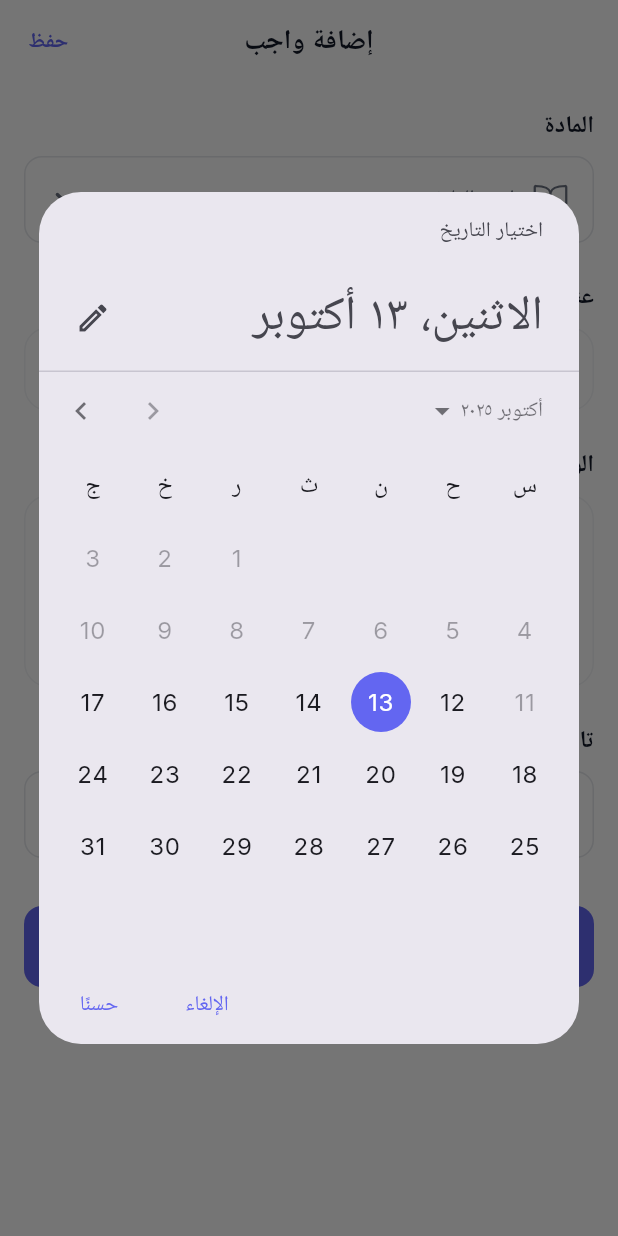
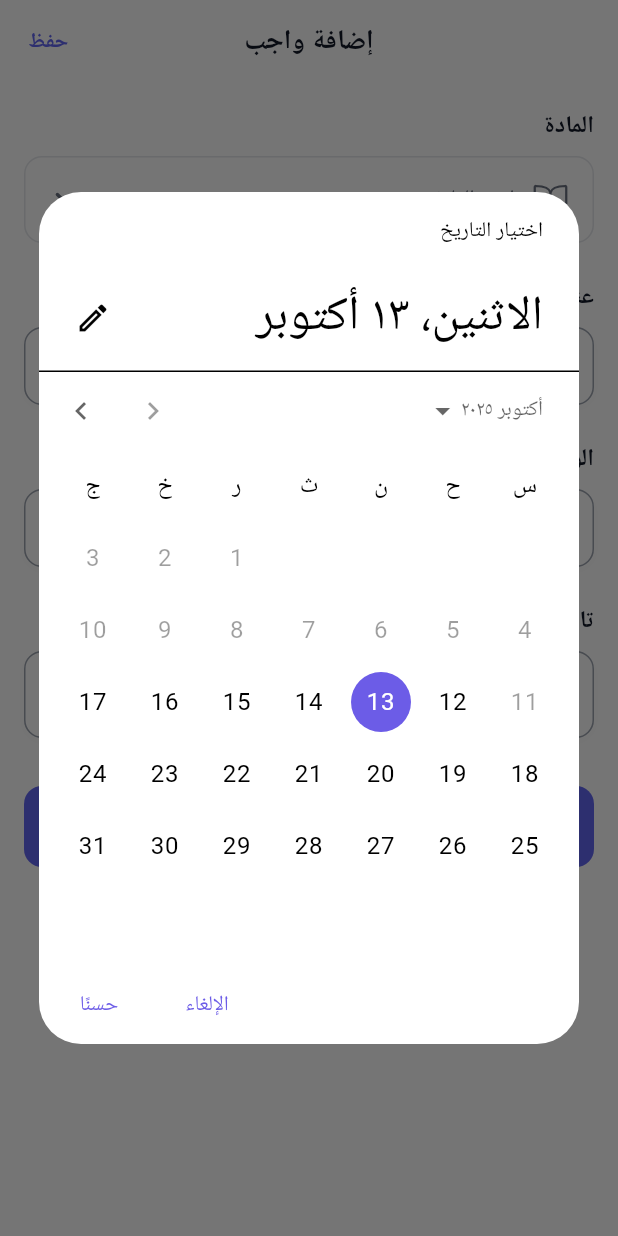
Before and after one commit to Mohamed-Elsayed-zakria/academy-plus-flutter, a Flutter app: the AddAssignmentScreen screen opened by its route, after a tap on "تاريخ التسليم", on a phone screen of 412 x 824 dp. Run offline on Flutter 3.47's test engine with Material 3 defaults, Android fonts, the phone set to English and light mode, and no system bars; our stand-ins replace carousel_slider, easy_localization, flutter_svg, go_router, google_fonts, image_picker and 3 more; accounts and stored records are empty.

Commit message:
Refactor AddAssignmentScreen and AddQuizScreen: Replace TextFormField with CustomTextField for improved UI consistency, integrate DatePickerWidget for date selection, and enhance layout with updated padding and styling.

```diff
--- /dev/null
+++ b/lib/core/widgets/date_picker_widget.dart
@@ -0,0 +1,38 @@
+import 'package:flutter/material.dart';
+
+class DatePickerWidget {
+  static Future<DateTime?> showCustomDatePicker({
+    required BuildContext context,
+    DateTime? initialDate,
+    DateTime? firstDate,
+    DateTime? lastDate,
+  }) async {
+    return await showDatePicker(
+      context: context,
+      initialDate: initialDate ?? DateTime.now().add(const Duration(days: 1)),
+      firstDate: firstDate ?? DateTime.now(),
+      lastDate: lastDate ?? DateTime.now().add(const Duration(days: 365)),
+      builder: (context, child) {
+        return Theme(
+          data: ThemeData.light().copyWith(
+            colorScheme: const ColorScheme.light(
+              primary: Color(0xFF6C5CE7),
+              onPrimary: Colors.white,
+              secondary: Color(0xFF6C5CE7),
+              onSecondary: Colors.white,
+              surface: Colors.white,
+              onSurface: Colors.black,
+              background: Colors.white,
+              onBackground: Colors.black,
+            ),
+            dialogBackgroundColor: Colors.white,
+            scaffoldBackgroundColor: Colors.white,
+            cardColor: Colors.white,
+            canvasColor: Colors.white,
+          ),
+          child: child!,
+        );
+      },
+    );
+  }
+}
--- a/lib/features/assignments/presentation/views/screens/add_assignment_screen.dart
+++ b/lib/features/assignments/presentation/views/screens/add_assignment_screen.dart
@@ -3,6 +3,8 @@ import 'package:go_router/go_router.dart';
 import 'package:ionicons/ionicons.dart';
 import '../../../../../core/constants/app_colors.dart';
 import '../../../../../core/localization/app_localizations.dart';
+import '../../../../../core/widgets/custom_text_field.dart';
+import '../../../../../core/widgets/date_picker_widget.dart';
 
 class AddAssignmentScreen extends StatefulWidget {
   const AddAssignmentScreen({super.key});
@@ -76,7 +78,7 @@ class _AddAssignmentScreenState extends State<AddAssignmentScreen> {
   }
 
   void _selectDate() async {
-    final date = await showDatePicker(
+    final date = await DatePickerWidget.showCustomDatePicker(
       context: context,
       initialDate: DateTime.now().add(const Duration(days: 1)),
       firstDate: DateTime.now(),
@@ -179,15 +181,10 @@ class _AddAssignmentScreenState extends State<AddAssignmentScreen> {
             // Assignment Title
             _buildSectionTitle(AppLocalizations.assignmentTitle),
             const SizedBox(height: 8),
-            TextFormField(
+            CustomTextField(
               controller: _titleController,
-              decoration: InputDecoration(
-                hintText: AppLocalizations.assignmentTitle,
-                prefixIcon: const Icon(Ionicons.document_text_outline),
-                border: OutlineInputBorder(
-                  borderRadius: BorderRadius.circular(12),
-                ),
-              ),
+              hintText: AppLocalizations.assignmentTitle,
+              prefixIcon: const Icon(Ionicons.document_text_outline),
               validator: (value) {
                 if (value == null || value.isEmpty) {
                   return AppLocalizations.pleaseEnterTitle;
@@ -198,40 +195,37 @@ class _AddAssignmentScreenState extends State<AddAssignmentScreen> {
 
             const SizedBox(height: 24),
 
-            // Description
+            // Description (Optional)
             _buildSectionTitle(AppLocalizations.description),
             const SizedBox(height: 8),
-            TextFormField(
+            CustomTextField(
               controller: _descriptionController,
-              maxLines: 4,
-              decoration: InputDecoration(
-                hintText: AppLocalizations.description,
-                prefixIcon: const Icon(Ionicons.text_outline),
-                border: OutlineInputBorder(
-                  borderRadius: BorderRadius.circular(12),
-                ),
-              ),
-              validator: (value) {
-                if (value == null || value.isEmpty) {
-                  return AppLocalizations.pleaseEnterDescription;
-                }
-                return null;
-              },
+              hintText: AppLocalizations.description,
+              prefixIcon: const Icon(Ionicons.text_outline),
+              // No validator - description is optional
             ),
 
             const SizedBox(height: 24),
 
-            // Due Date
+            // Due Date (Required)
             _buildSectionTitle(AppLocalizations.dueDate),
             const SizedBox(height: 8),
             InkWell(
               onTap: _selectDate,
               borderRadius: BorderRadius.circular(12),
               child: Container(
-                padding: const EdgeInsets.all(16),
+                padding: const EdgeInsets.symmetric(horizontal: 16, vertical: 16),
                 decoration: BoxDecoration(
-                  border: Border.all(color: AppColors.border),
+                  color: AppColors.surface,
                   borderRadius: BorderRadius.circular(12),
+                  border: Border.all(color: AppColors.textTertiary),
+                  boxShadow: [
+                    BoxShadow(
+                      color: Colors.black.withValues(alpha: 0.02),
+                      blurRadius: 8,
+                      offset: const Offset(0, 2),
+                    ),
+                  ],
                 ),
                 child: Row(
                   children: [
@@ -249,11 +243,12 @@ class _AddAssignmentScreenState extends State<AddAssignmentScreen> {
                           color: _selectedDate != null
                               ? AppColors.textPrimary
                               : AppColors.textSecondary,
+                          fontSize: 14,
                         ),
                       ),
                     ),
                     Icon(
-                      Ionicons.calendar_outline,
+                      Ionicons.chevron_down_outline,
                       color: AppColors.textSecondary,
                     ),
                   ],
```
Also changed, not shown: lib/features/quizzes/presentation/views/screens/add_quiz_screen.dart (+23 -38 lines).
